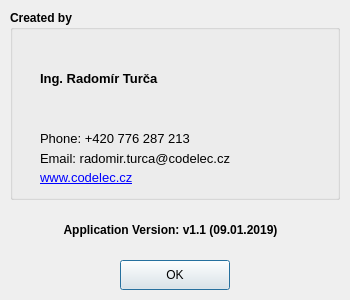
The window that AboutDialog.ui (CodElecCz/CameraUIv1) describes before a commit, drawn with Qt 5.
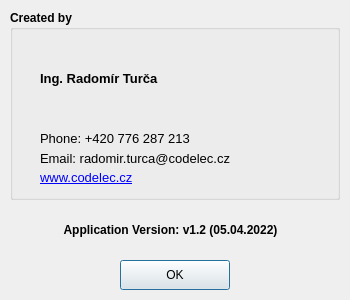
The same window after the commit. Icons and pictures are not drawn.

Diff of the .ui file:
```diff
--- a/AboutDialog.ui
+++ b/AboutDialog.ui
@@ -194,7 +194,7 @@
     </font>
    </property>
    <property name="text">
-    <string>Application Version: v1.1 (09.01.2019)</string>
+    <string>Application Version: v1.2 (05.04.2022)</string>
    </property>
    <property name="alignment">
     <set>Qt::AlignCenter</set>
```
